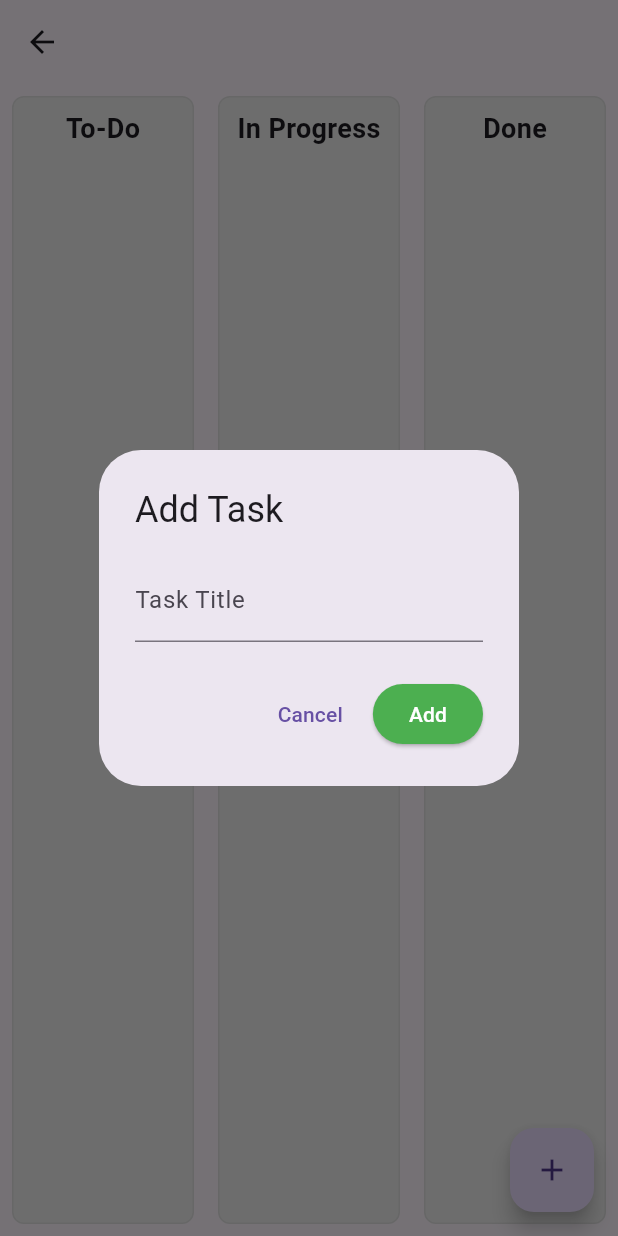
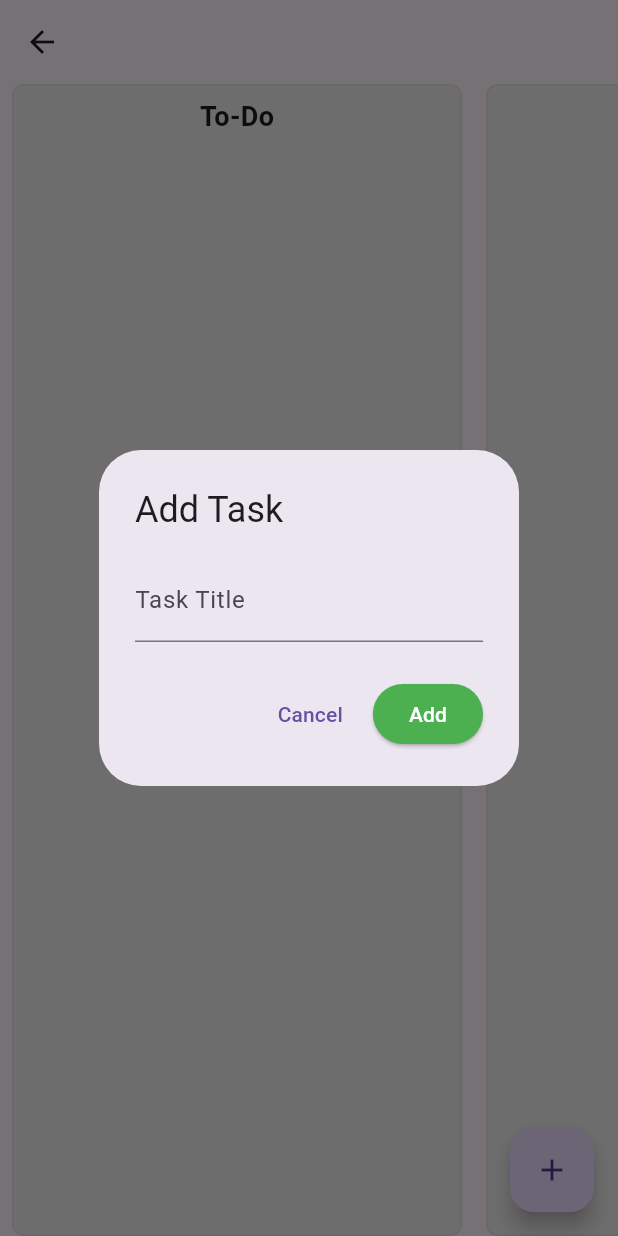
Before and after one commit to NotAJunkie2/mob_app_eng_organizeit, a Flutter app: the TaskBoardScreen screen opened directly with empty values, after a tap on the "add" icon, on a phone screen of 412 x 824 dp. Run offline on Flutter 3.47's test engine with Material 3 defaults, Android fonts, the light colour scheme and no system bars; our stand-ins replace shared_preferences; accounts and stored records are empty.

Commit message:
feat: Fixed dimentions on smaller displays. Also changed the dragging to look and feel nicer, especially on mobile.

```diff
--- a/lib/screens/task_board_screen.dart
+++ b/lib/screens/task_board_screen.dart
@@ -19,6 +19,7 @@ class TaskBoardScreen extends StatefulWidget {
 
 class _TaskBoardScreenState extends State<TaskBoardScreen> {
   late Project _project;
+  static const _minimumColumnWidth = 300.0;
 
   @override
   void initState() {
@@ -99,22 +100,37 @@ class _TaskBoardScreenState extends State<TaskBoardScreen> {
     return _project.tasks.where((task) => task.status == status).toList();
   }
 
-  Widget _buildDraggableTaskCard(Task task, String status) {
-    return Draggable<Task>(
+  Widget _buildDraggableTaskCard(Task task, String status, double width) {
+    return LongPressDraggable<Task>(
       data: task,
+      delay: Duration(milliseconds: 150), // This makes mobile easier to use
       feedback: Material(
         color: Colors.transparent,
-        child: SizedBox(
-          width: 400,
+        borderRadius: BorderRadius.circular(8),
+        child: Container(
+          width: width - 8 * 2,
+          decoration: BoxDecoration(
+            color: Colors.white,
+            borderRadius: BorderRadius.circular(8),
+          ),
           child: Card(
-            margin: EdgeInsets.symmetric(horizontal: 8, vertical: 4),
+            margin: EdgeInsets.zero,
+            elevation: 0,
             child: ListTile(
               title: Text(task.title),
             ),
           ),
         ),
       ),
-      childWhenDragging: Container(),
+      childWhenDragging: Opacity(
+        opacity: 0.3,
+        child: Card(
+          margin: EdgeInsets.symmetric(horizontal: 8, vertical: 4),
+          child: ListTile(
+            title: Text(task.title),
+          ),
+        ),
+      ),
       child: Card(
         margin: EdgeInsets.symmetric(horizontal: 8, vertical: 4),
         child: ListTile(
@@ -140,16 +156,17 @@ class _TaskBoardScreenState extends State<TaskBoardScreen> {
     );
   }
 
-  Widget _buildColumn(String title, String status) {
+  Widget _buildColumn(String title, String status, double width) {
     final tasks = _getTasksByStatus(status);
 
-    return Expanded(
+    return Container(
+      width: width,
+      margin: EdgeInsets.symmetric(horizontal: 8),
       child: DragTarget<Task>(
         onAcceptWithDetails: (details) => _moveTask(details.data, status),
         onWillAcceptWithDetails: (details) => details.data.status != status,
         builder: (context, candidateData, rejectedData) {
           return Container(
-            margin: EdgeInsets.all(8),
             padding: EdgeInsets.all(8),
             decoration: BoxDecoration(
               color: Colors.grey[200],
@@ -179,7 +196,7 @@ class _TaskBoardScreenState extends State<TaskBoardScreen> {
                     itemCount: tasks.length,
                     itemBuilder: (_, index) {
                       final task = tasks[index];
-                      return _buildDraggableTaskCard(task, status);
+                      return _buildDraggableTaskCard(task, status, width);
                     },
                   ),
                 ),
@@ -197,12 +214,31 @@ class _TaskBoardScreenState extends State<TaskBoardScreen> {
       appBar: AppBar(
         title: Text(_project.name),
       ),
-      body: Row(
-        children: [
-          _buildColumn('To-Do', 'todo'),
-          _buildColumn('In Progress', 'in_progress'),
-          _buildColumn('Done', 'done'),
-        ],
+      body: LayoutBuilder(
+        builder: (context, constraints) {
+          // Calculate if all columns can fit on screen
+          const int columnCount = 3; // todo, in_progress, done
+          const double columnMargin = 16; // Total horizontal margin per column
+          final double screenWidth = constraints.maxWidth;
+          final double totalColumnWidth = _minimumColumnWidth * columnCount + (columnMargin * columnCount);
+          final bool canFitAllColumns = screenWidth >= totalColumnWidth;
+
+          // If we can fit all columns, expand them to fill screen
+          final double columnWidth =
+            canFitAllColumns ? (screenWidth / columnCount) - columnMargin : _minimumColumnWidth;
+
+          return SingleChildScrollView(
+            scrollDirection: Axis.horizontal,
+            child: Row(
+              crossAxisAlignment: CrossAxisAlignment.start,
+              children: [
+                _buildColumn('To-Do', 'todo', columnWidth),
+                _buildColumn('In Progress', 'in_progress', columnWidth),
+                _buildColumn('Done', 'done', columnWidth),
+              ],
+            ),
+          );
+        }
       ),
       floatingActionButton: FloatingActionButton(
         onPressed: _showAddTaskDialog,
```
Also changed, not shown: pubspec.lock.
